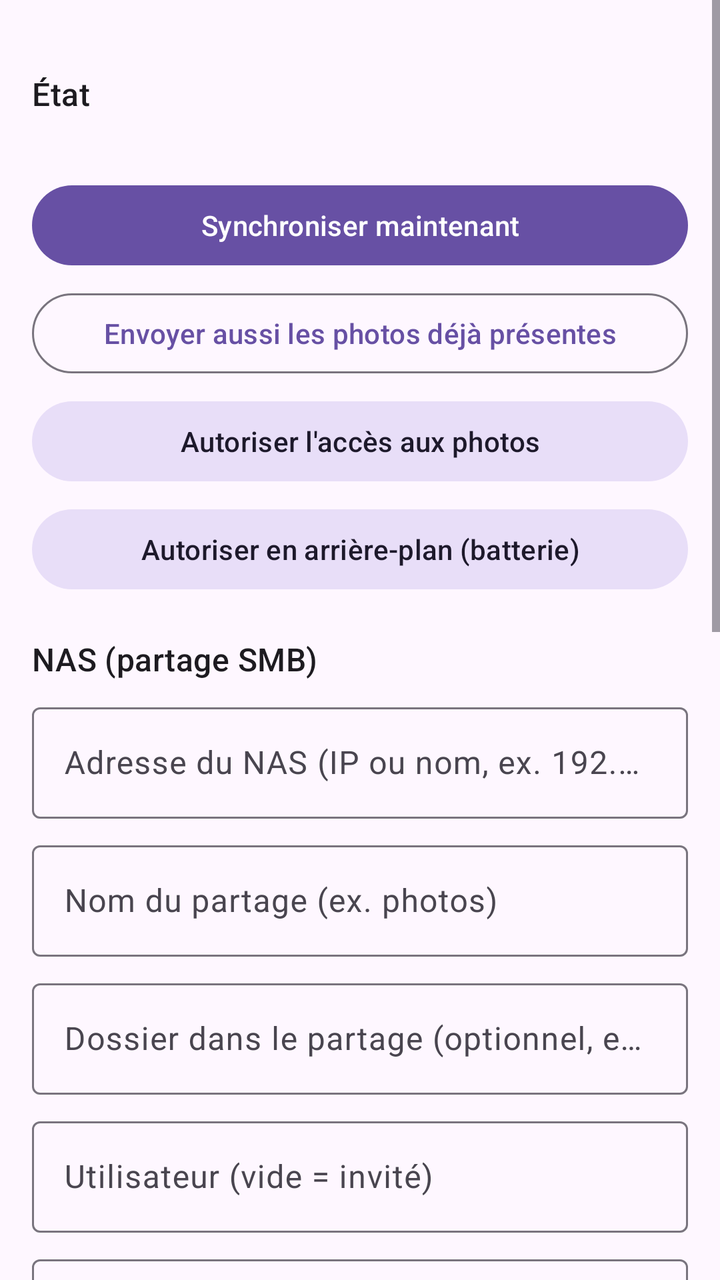
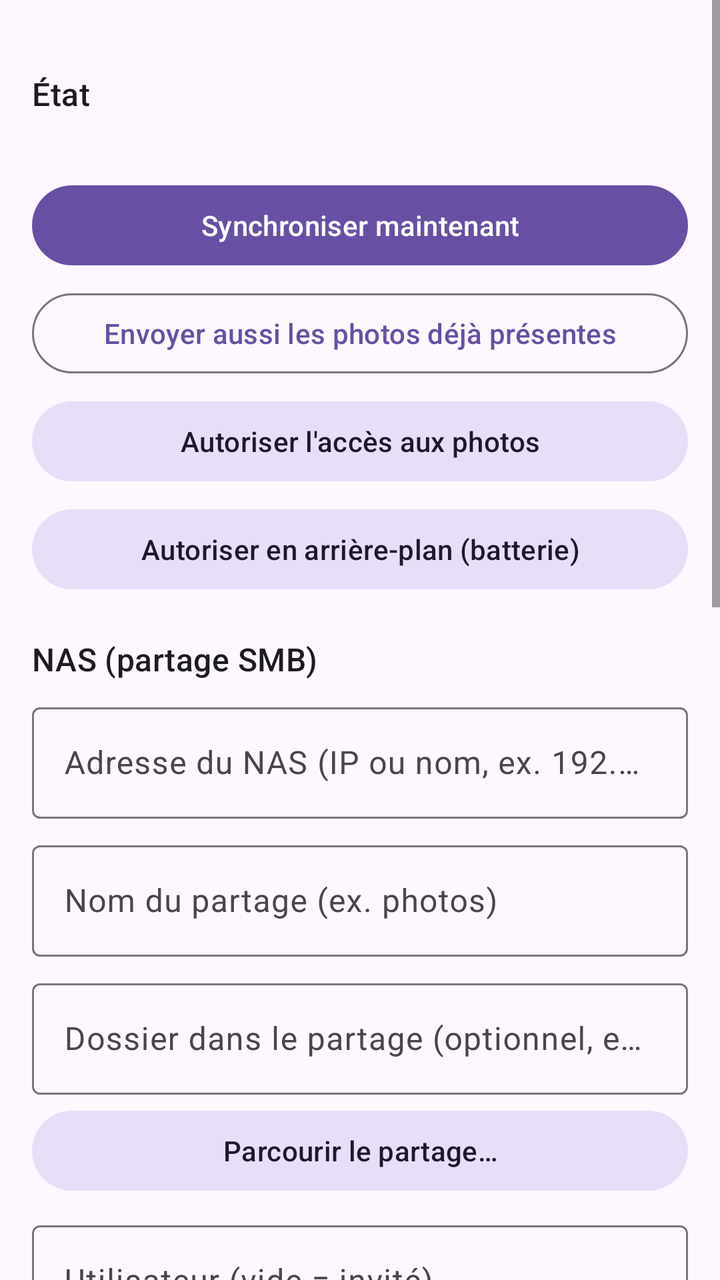

Screens rendered from an Android XML layout before and after an edit, with the pre-edit source and the edit as a unified diff.
<!-- AndroidManifest.xml: application theme Theme.SmbSynchDroid -->
<!-- res/layout/activity_main.xml -->
<?xml version="1.0" encoding="utf-8"?>
<ScrollView xmlns:android="http://schemas.android.com/apk/res/android"
    xmlns:app="http://schemas.android.com/apk/res-auto"
    android:layout_width="match_parent"
    android:layout_height="match_parent"
    android:fitsSystemWindows="true">

    <LinearLayout
        android:layout_width="match_parent"
        android:layout_height="wrap_content"
        android:orientation="vertical"
        android:padding="16dp">

        <TextView
            android:layout_width="match_parent"
            android:layout_height="wrap_content"
            android:layout_marginTop="20dp"
            android:text="État"
            android:textAppearance="?attr/textAppearanceTitleMedium" />

        <TextView
            android:id="@+id/txtStatus"
            android:layout_width="match_parent"
            android:layout_height="wrap_content"
            android:layout_marginTop="6dp"
            android:lineSpacingExtra="4dp"
            android:textIsSelectable="true" />

        <com.google.android.material.button.MaterialButton
            android:id="@+id/btnSyncNow"
            style="@style/Widget.Material3.Button"
            android:layout_width="match_parent"
            android:layout_height="wrap_content"
            android:layout_marginTop="6dp"
            android:text="Synchroniser maintenant" />

        <com.google.android.material.button.MaterialButton
            android:id="@+id/btnSyncAll"
            style="@style/Widget.Material3.Button.OutlinedButton"
            android:layout_width="match_parent"
            android:layout_height="wrap_content"
            android:layout_marginTop="6dp"
            android:text="Envoyer aussi les photos déjà présentes" />

        <com.google.android.material.button.MaterialButton
            android:id="@+id/btnPerms"
            style="@style/Widget.Material3.Button.TonalButton"
            android:layout_width="match_parent"
            android:layout_height="wrap_content"
            android:layout_marginTop="6dp"
            android:text="Autoriser l\'accès aux photos" />

        <com.google.android.material.button.MaterialButton
            android:id="@+id/btnBattery"
            style="@style/Widget.Material3.Button.TonalButton"
            android:layout_width="match_parent"
            android:layout_height="wrap_content"
            android:layout_marginTop="6dp"
            android:text="Autoriser en arrière-plan (batterie)" />

        <TextView
            android:layout_width="match_parent"
            android:layout_height="wrap_content"
            android:layout_marginTop="20dp"
            android:text="NAS (partage SMB)"
            android:textAppearance="?attr/textAppearanceTitleMedium" />

        <com.google.android.material.textfield.TextInputLayout
            style="@style/Widget.Material3.TextInputLayout.OutlinedBox"
            android:layout_width="match_parent"
            android:layout_height="wrap_content"
            android:layout_marginTop="8dp"
            android:hint="Adresse du NAS (IP ou nom, ex. 192.168.1.20)">

            <com.google.android.material.textfield.TextInputEditText
                android:id="@+id/inHost"
                android:layout_width="match_parent"
                android:layout_height="wrap_content"
                android:singleLine="true" android:inputType="textUri" />
        </com.google.android.material.textfield.TextInputLayout>

        <com.google.android.material.textfield.TextInputLayout
            style="@style/Widget.Material3.TextInputLayout.OutlinedBox"
            android:layout_width="match_parent"
            android:layout_height="wrap_content"
            android:layout_marginTop="8dp"
            android:hint="Nom du partage (ex. photos)">

            <com.google.android.material.textfield.TextInputEditText
                android:id="@+id/inShare"
                android:layout_width="match_parent"
                android:layout_height="wrap_content"
                android:singleLine="true" android:inputType="text" />
        </com.google.android.material.textfield.TextInputLayout>

        <com.google.android.material.textfield.TextInputLayout
            style="@style/Widget.Material3.TextInputLayout.OutlinedBox"
            android:layout_width="match_parent"
            android:layout_height="wrap_content"
            android:layout_marginTop="8dp"
            android:hint="Dossier dans le partage (optionnel, ex. Tablette)">

            <com.google.android.material.textfield.TextInputEditText
                android:id="@+id/inRemoteDir"
                android:layout_width="match_parent"
                android:layout_height="wrap_content"
                android:singleLine="true" android:inputType="text" />
        </com.google.android.material.textfield.TextInputLayout>

        <com.google.android.material.textfield.TextInputLayout
            style="@style/Widget.Material3.TextInputLayout.OutlinedBox"
            android:layout_width="match_parent"
            android:layout_height="wrap_content"
            android:layout_marginTop="8dp"
            android:hint="Utilisateur (vide = invité)">

            <com.google.android.material.textfield.TextInputEditText
                android:id="@+id/inUser"
                android:layout_width="match_parent"
                android:layout_height="wrap_content"
                android:singleLine="true" android:inputType="text" />
        </com.google.android.material.textfield.TextInputLayout>

        <com.google.android.material.textfield.TextInputLayout
            style="@style/Widget.Material3.TextInputLayout.OutlinedBox"
            android:layout_width="match_parent"
            android:layout_height="wrap_content"
            android:layout_marginTop="8dp"
            android:hint="Mot de passe"
            app:endIconMode="password_toggle">

            <com.google.android.material.textfield.TextInputEditText
                android:id="@+id/inPassword"
                android:layout_width="match_parent"
                android:layout_height="wrap_content"
                android:singleLine="true" android:inputType="textPassword" />
        </com.google.android.material.textfield.TextInputLayout>

        <com.google.android.material.textfield.TextInputLayout
            style="@style/Widget.Material3.TextInputLayout.OutlinedBox"
            android:layout_width="match_parent"
            android:layout_height="wrap_content"
            android:layout_marginTop="8dp"
            android:hint="Domaine / groupe de travail (optionnel)">

            <com.google.android.material.textfield.TextInputEditText
                android:id="@+id/inDomain"
                android:layout_width="match_parent"
                android:layout_height="wrap_content"
                android:singleLine="true" android:inputType="text" />
        </com.google.android.material.textfield.TextInputLayout>

        <TextView
            android:layout_width="match_parent"
            android:layout_height="wrap_content"
            android:layout_marginTop="20dp"
            android:text="Photos"
            android:textAppearance="?attr/textAppearanceTitleMedium" />

        <com.google.android.material.textfield.TextInputLayout
            style="@style/Widget.Material3.TextInputLayout.OutlinedBox"
            android:layout_width="match_parent"
            android:layout_height="wrap_content"
            android:layout_marginTop="8dp"
            android:hint="Dossier photo de la tablette (vide = toute la galerie)">

            <com.google.android.material.textfield.TextInputEditText
                android:id="@+id/inSource"
                android:layout_width="match_parent"
                android:layout_height="wrap_content"
                android:singleLine="true" android:inputType="text" />
        </com.google.android.material.textfield.TextInputLayout>

        <TextView
            android:layout_width="match_parent"
            android:layout_height="wrap_content"
            android:layout_marginTop="12dp"
            android:text="Rangement sur le NAS (date de prise de vue)" />

        <Spinner
            android:id="@+id/spLayout"
            android:layout_width="match_parent"
            android:layout_height="48dp" />

        <com.google.android.material.materialswitch.MaterialSwitch
            android:id="@+id/swWifi"
            android:layout_width="match_parent"
            android:layout_height="wrap_content"
            android:layout_marginTop="8dp"
            android:text="Uniquement en Wi-Fi" />

        <com.google.android.material.materialswitch.MaterialSwitch
            android:id="@+id/swEnabled"
            android:layout_width="match_parent"
            android:layout_height="wrap_content"
            android:layout_marginTop="8dp"
            android:text="Synchro automatique à chaque nouvelle photo" />

        <com.google.android.material.button.MaterialButton
            android:id="@+id/btnSave"
            style="@style/Widget.Material3.Button"
            android:layout_width="match_parent"
            android:layout_height="wrap_content"
            android:layout_marginTop="6dp"
            android:text="Enregistrer" />

        <com.google.android.material.button.MaterialButton
            android:id="@+id/btnTest"
            style="@style/Widget.Material3.Button.OutlinedButton"
            android:layout_width="match_parent"
            android:layout_height="wrap_content"
            android:layout_marginTop="6dp"
            android:text="Tester la connexion" />

        <TextView
            android:layout_width="match_parent"
            android:layout_height="wrap_content"
            android:layout_marginTop="20dp"
            android:text="Journal"
            android:textAppearance="?attr/textAppearanceTitleMedium" />

        <TextView
            android:id="@+id/txtLog"
            android:layout_width="match_parent"
            android:layout_height="wrap_content"
            android:layout_marginTop="6dp"
            android:fontFamily="monospace"
            android:textIsSelectable="true"
            android:textSize="11sp" />

        <com.google.android.material.button.MaterialButton
            android:id="@+id/btnClearLog"
            style="@style/Widget.Material3.Button.TextButton"
            android:layout_width="match_parent"
            android:layout_height="wrap_content"
            android:layout_marginTop="6dp"
            android:text="Vider le journal" />

    </LinearLayout>
</ScrollView>
<!-- resources referenced by this layout -->
<resources>
  <style name="Theme.SmbSynchDroid" parent="Theme.Material3.DayNight" />
</resources>

<!-- the commit's change to res/layout/activity_main.xml (unified diff, before → after) -->
@@ -107,6 +107,14 @@
                 android:singleLine="true" android:inputType="text" />
         </com.google.android.material.textfield.TextInputLayout>
 
+        <com.google.android.material.button.MaterialButton
+            android:id="@+id/btnBrowse"
+            style="@style/Widget.Material3.Button.TonalButton"
+            android:layout_width="match_parent"
+            android:layout_height="wrap_content"
+            android:layout_marginTop="4dp"
+            android:text="Parcourir le partage…" />
+
         <com.google.android.material.textfield.TextInputLayout
             style="@style/Widget.Material3.TextInputLayout.OutlinedBox"
             android:layout_width="match_parent"
